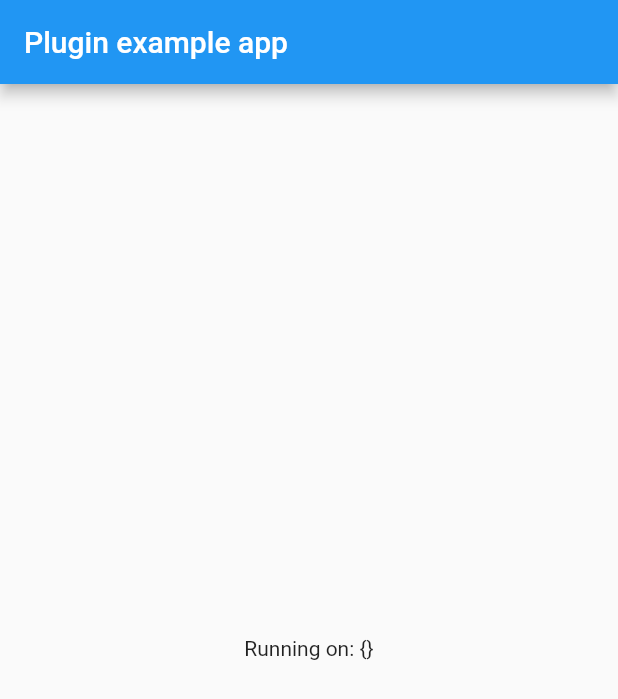
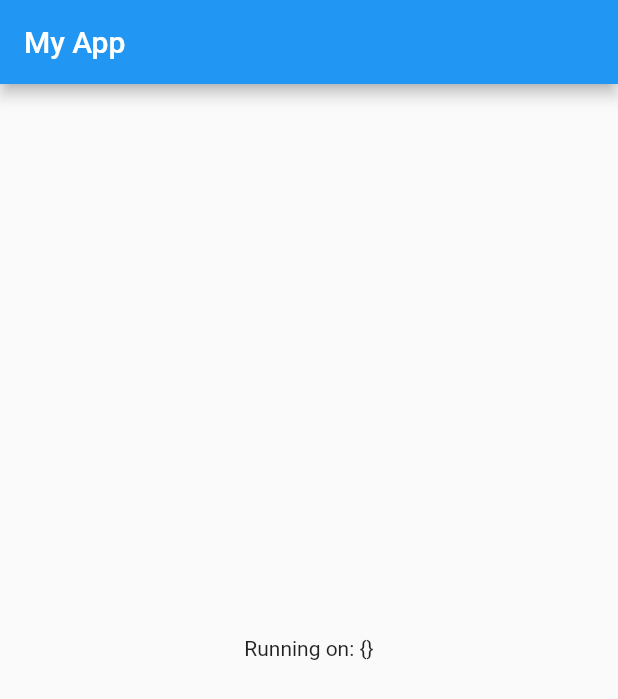
Before and after one commit to emekalites/flutter_android_version, a Flutter app: the screen it shows after launch, on a phone screen of 412 x 824 dp. Shown: the top 699 px of the screen. Run offline on Flutter 3.47's test engine with Material 2 defaults, Android fonts, the phone set to English and light mode, and no system bars.

```diff
--- a/example/lib/main.dart
+++ b/example/lib/main.dart
@@ -40,7 +40,7 @@ class _MyAppState extends State<MyApp> {
     return MaterialApp(
       home: Scaffold(
         appBar: AppBar(
-          title: const Text('Plugin example app'),
+          title: const Text('My App'),
         ),
         body: Center(
           child: Text('Running on: $_info\n'),
--- a/pubspec.yaml
+++ b/pubspec.yaml
@@ -1,6 +1,6 @@
 name: androidversion
 description: Get android version code and name.
-version: 0.0.1
+version: 0.0.2
 homepage: https://github.com/emekalites/flutter_android_version
 
 environment:
```
Also changed, not shown: example/pubspec.lock, 2 other files.
